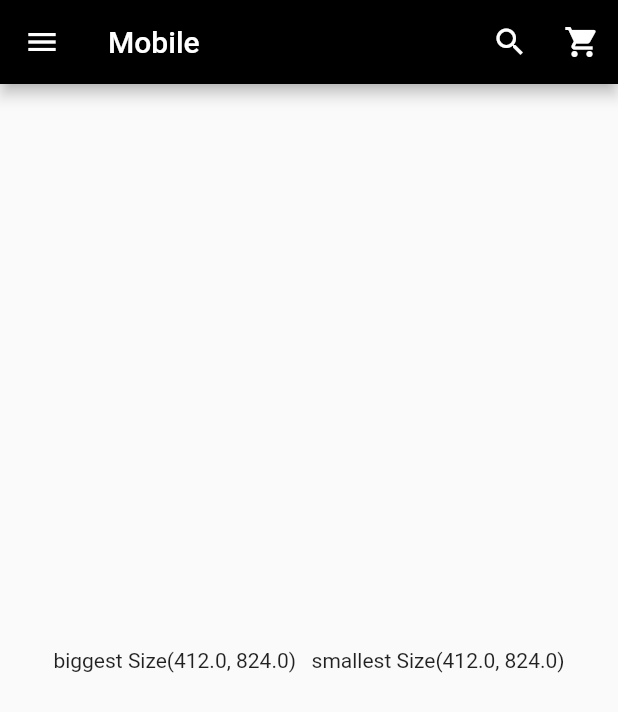
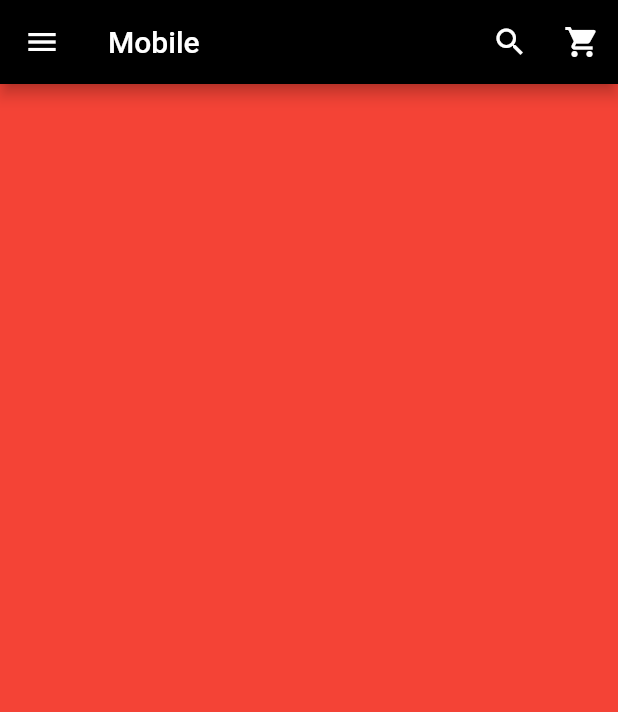
Before and after one commit to lucasluan01/Flutter, a Flutter app: the screen it shows after launch, on a phone screen of 412 x 824 dp. Shown: the top 712 px of the screen. Run offline on Flutter 3.47's test engine with Material 2 defaults, Android fonts, the phone set to English and light mode, and no system bars.

Commit message:
implementação do appBar responsivo e limite da largura de conteúdo

```diff
--- /dev/null
+++ b/responsividade_flutter/lib/breakpoints.dart
@@ -0,0 +1 @@
+const mobileBreakpoint = 700;
--- a/responsividade_flutter/lib/main.dart
+++ b/responsividade_flutter/lib/main.dart
@@ -11,7 +11,7 @@ class MyApp extends StatelessWidget {
   @override
   Widget build(BuildContext context) {
     return MaterialApp(
-      title: 'Flutter Demo',
+      title: 'Responsividade Flutter 1',
       theme: ThemeData(
         primarySwatch: Colors.blue,
       ),
--- a/responsividade_flutter/lib/pages/home/home_page.dart
+++ b/responsividade_flutter/lib/pages/home/home_page.dart
@@ -19,10 +19,17 @@ class HomePage extends StatelessWidget {
                   preferredSize: Size.fromHeight(72),
                   child: WebAppBar(),
                 ),
-          drawer: Drawer(),
-          body: Center(
-            child: Text(
-              'biggest ${constraints.biggest} \t smallest ${constraints.smallest}',
+          drawer: const Drawer(),
+          body: Align(
+            alignment: Alignment.center,
+            child: ConstrainedBox(
+              constraints: const BoxConstraints(
+                maxWidth: 1400,
+              ),
+              child: Container(
+                height: 1000,
+                color: Colors.red,
+              ),
             ),
           ),
         );
--- a/responsividade_flutter/lib/pages/home/widgets/app_bar/web_app_bar.dart
+++ b/responsividade_flutter/lib/pages/home/widgets/app_bar/web_app_bar.dart
@@ -1,4 +1,5 @@
 import 'package:flutter/material.dart';
+import 'package:responsividade_flutter/pages/home/widgets/app_bar/web_app_bar_responsive.dart';
 
 class WebAppBar extends StatelessWidget {
   const WebAppBar({Key? key}) : super(key: key);
@@ -16,9 +17,7 @@ class WebAppBar extends StatelessWidget {
           const SizedBox(
             width: 32,
           ),
-          Expanded(
-            child: Container(),
-          ),
+          const WebAppBarResponsive(),
           IconButton(
             onPressed: () {},
             icon: const Icon(
```
Also changed, not shown: responsividade_flutter/lib/pages/home/widgets/app_bar/web_app_bar_responsive.dart (added, +74 -0 lines).
